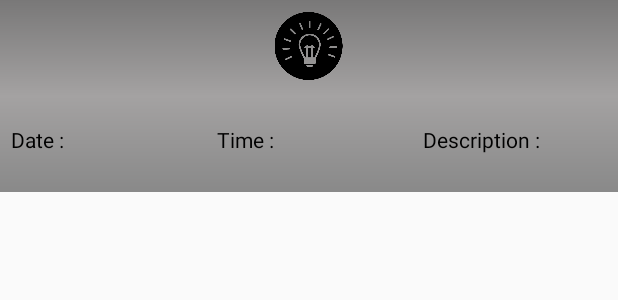
After one commit to negin-rah/Reminder, an Android app: the layout activity_lst.xml on its own in the app's theme, with its tools: preview values and no code run, on a phone screen of 412 x 824 dp. The commit adds this screen. Shown: the top 300 px of the screen. Run offline under Robolectric (Android 15) with nearby library versions, the phone set to English and light mode, and no system bars.

Commit message:
push to github by negin

```diff
--- /dev/null
+++ b/app/src/main/res/layout/activity_lst.xml
@@ -0,0 +1,66 @@
+<?xml version="1.0" encoding="utf-8"?>
+<LinearLayout xmlns:android="http://schemas.android.com/apk/res/android"
+    xmlns:app="http://schemas.android.com/apk/res-auto"
+    xmlns:tools="http://schemas.android.com/tools"
+    android:id="@+id/layRoot"
+    android:layout_width="match_parent"
+    android:layout_height="128dp"
+    android:background="@drawable/background_main_negin"
+    android:orientation="vertical"
+
+    tools:context=".activity.MainActivity">
+
+    <LinearLayout
+        android:layout_width="match_parent"
+        android:layout_height="0dp"
+
+        android:layout_marginTop="5dp"
+        android:layout_weight=".5"
+        android:gravity="center"
+        android:orientation="vertical"
+        tools:context=".activity.MainActivity">
+
+        <ImageView
+            android:id="@+id/imgAttention"
+            android:layout_width="55dp"
+            android:layout_height="45dp"
+            app:srcCompat="@drawable/circleLight" />
+    </LinearLayout>
+
+    <LinearLayout
+        android:layout_width="match_parent"
+        android:layout_height="0dp"
+        android:layout_marginTop="19dp"
+        android:layout_weight=".5"
+
+        android:orientation="horizontal"
+        tools:context=".activity.MainActivity">
+
+        <TextView
+            android:id="@+id/txtDate"
+            android:layout_width="0dp"
+            android:layout_height="wrap_content"
+            android:layout_margin="7dp"
+            android:layout_weight=".33"
+            android:text="Date :"
+            android:textColor="#000000" />
+
+        <TextView
+            android:id="@+id/txtTime"
+            android:layout_width="0dp"
+            android:layout_height="wrap_content"
+            android:layout_margin="7dp"
+            android:layout_weight=".33"
+            android:text="Time :"
+            android:textColor="#000000" />
+
+        <TextView
+            android:id="@+id/txtDescription"
+            android:layout_width="0dp"
+            android:layout_height="wrap_content"
+            android:layout_margin="7dp"
+            android:layout_weight=".33"
+            android:text="Description :"
+            android:textColor="#000000" />
+    </LinearLayout>
+</LinearLayout>
```
Also changed, not shown: app/src/main/java/com/negin/map/google_play/activity/MainActivity.java (+17 -0 lines), app/src/main/java/com/negin/map/google_play/activity/ReminderAdapter.java (added, +51 -0 lines), app/src/main/java/com/negin/map/google_play/activity/ReminderModel.java (added, +10 -0 lines), app/src/main/res/layout/activity_listView.xml (added, +51 -0 lines), app/src/main/res/drawable/circleLight.png (added).
